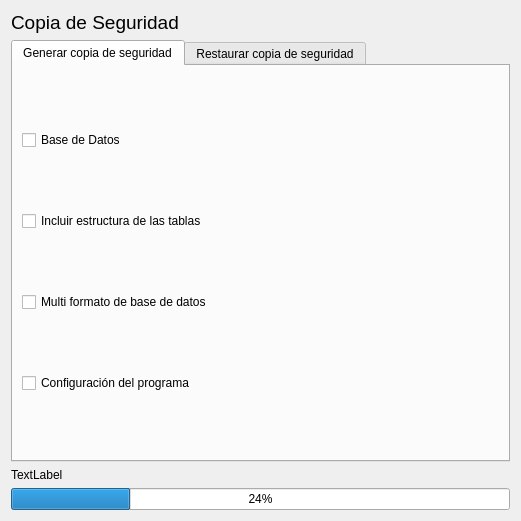
Before: the Qt Designer form trunk/src/formBackup.ui in chungote/gestotux, drawn with Qt 5.
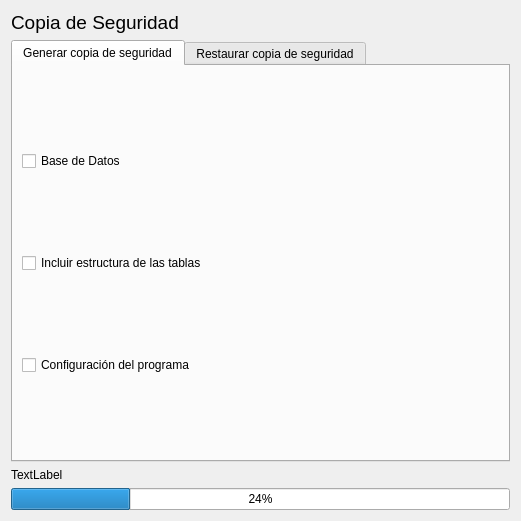
After: the same form once the commit is applied.

Commit message: Agregada documentacion interna y externa mejorado algoritmo de backup eliminada opcion multiformato agregado verificador de backup

Diff of the .ui file:
```diff
--- a/trunk/src/formBackup.ui
+++ b/trunk/src/formBackup.ui
@@ -29,14 +29,6 @@
       <number>0</number>
      </property>
      <widget class="QWidget" name="tab" >
-      <property name="geometry" >
-       <rect>
-        <x>0</x>
-        <y>0</y>
-        <width>499</width>
-        <height>396</height>
-       </rect>
-      </property>
       <attribute name="title" >
        <string>Generar copia de seguridad</string>
       </attribute>
@@ -55,13 +47,6 @@
          </property>
         </widget>
        </item>
-       <item>
-        <widget class="QCheckBox" name="CkBMultiFormato" >
-         <property name="text" >
-          <string>Multi formato de base de datos</string>
-         </property>
-        </widget>
-       </item>
        <item>
         <widget class="QCheckBox" name="ChBConfirugacion" >
          <property name="text" >
```
Left out of the diff: 24 changed lines with no effect on the pictures. The commit also changes 45 other files.
